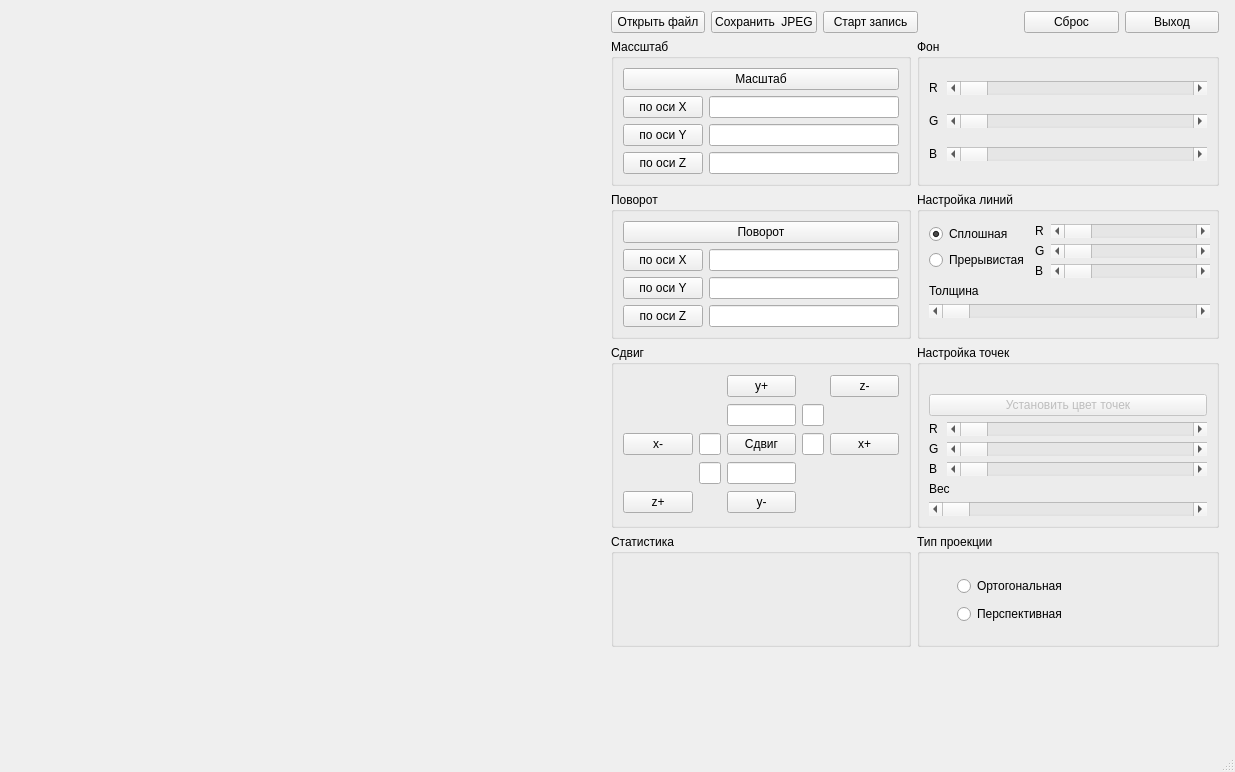
Old version of the form source_code/viewer.ui in the repository dandyelf/3dviewer1.0.
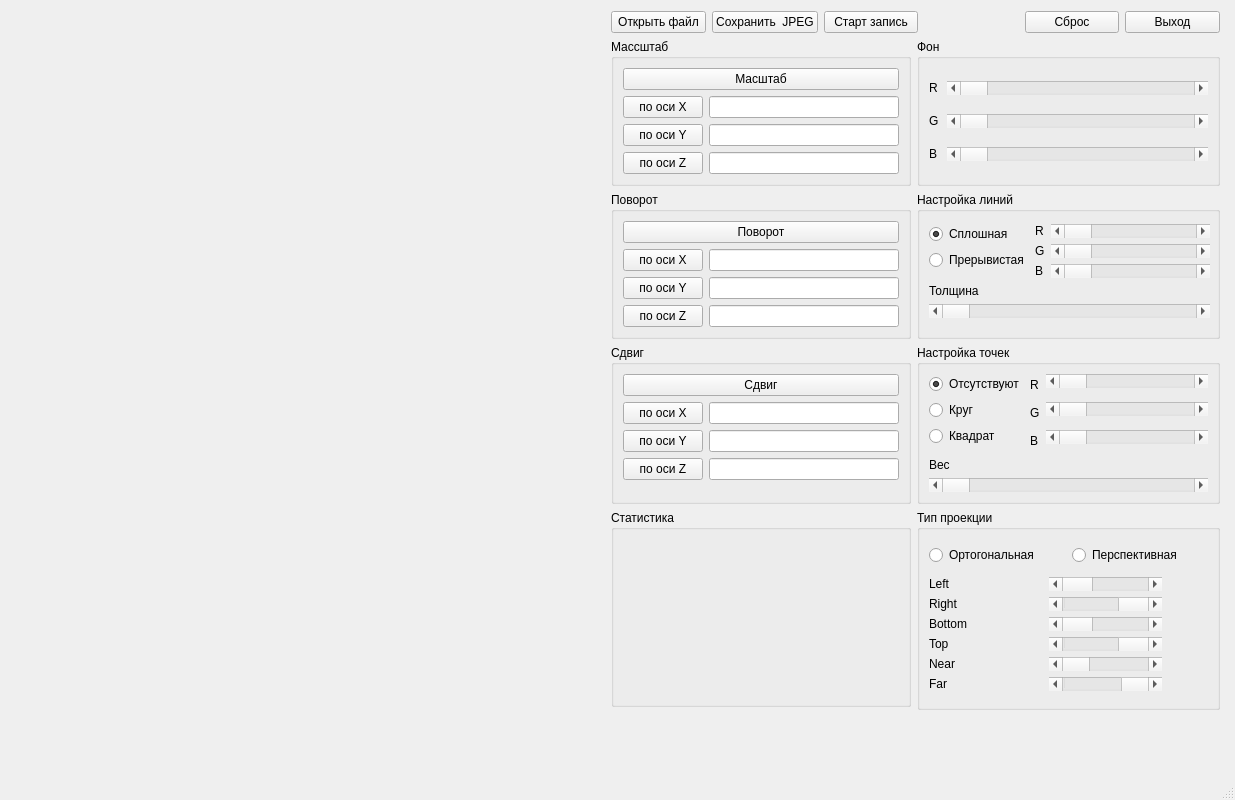
New version of the form. Custom widgets are drawn as their Qt base class.

The edit to the form file:
```diff
--- a/source_code/viewer.ui
+++ b/source_code/viewer.ui
@@ -7,13 +7,13 @@
     <x>0</x>
     <y>0</y>
     <width>1235</width>
-    <height>772</height>
+    <height>800</height>
    </rect>
   </property>
   <property name="maximumSize">
    <size>
     <width>1235</width>
-    <height>780</height>
+    <height>800</height>
    </size>
   </property>
   <property name="windowTitle">
@@ -53,8 +53,8 @@
      <rect>
       <x>611</x>
       <y>11</y>
-      <width>608</width>
-      <height>746</height>
+      <width>609</width>
+      <height>749</height>
      </rect>
     </property>
     <layout class="QFormLayout" name="formLayout_3">
@@ -301,6 +301,12 @@
      </item>
      <item row="3" column="0">
       <widget class="QGroupBox" name="groupBox_2">
+       <property name="minimumSize">
+        <size>
+         <width>300</width>
+         <height>0</height>
+        </size>
+       </property>
        <property name="maximumSize">
         <size>
          <width>300</width>
@@ -310,100 +316,44 @@
        <property name="title">
         <string>Сдвиг</string>
        </property>
-       <layout class="QGridLayout" name="gridLayout_2">
-        <item row="2" column="0">
-         <widget class="QPushButton" name="pushButton_7">
-          <property name="text">
-           <string>x-</string>
-          </property>
-         </widget>
-        </item>
-        <item row="2" column="4">
-         <widget class="QPushButton" name="pushButton_8">
-          <property name="text">
-           <string>x+</string>
-          </property>
-         </widget>
-        </item>
-        <item row="1" column="2">
-         <widget class="QLineEdit" name="lineEdit"/>
-        </item>
-        <item row="1" column="3">
-         <widget class="QLineEdit" name="lineEdit_Zneg"/>
-        </item>
-        <item row="0" column="4">
-         <widget class="QPushButton" name="pushButton_Zneg">
-          <property name="text">
-           <string>z-</string>
-          </property>
-         </widget>
-        </item>
-        <item row="4" column="2">
-         <widget class="QPushButton" name="pushButton_6">
-          <property name="text">
-           <string>y-</string>
-          </property>
-         </widget>
-        </item>
-        <item row="3" column="2">
-         <widget class="QLineEdit" name="lineEdit_2"/>
-        </item>
-        <item row="0" column="2">
-         <widget class="QPushButton" name="pushButton_5">
-          <property name="text">
-           <string>y+</string>
-          </property>
-         </widget>
+       <layout class="QFormLayout" name="formLayout_6">
+        <item row="1" column="1">
+         <widget class="QLineEdit" name="lineEdit_MoveX"/>
         </item>
         <item row="2" column="1">
-         <widget class="QLineEdit" name="lineEdit_3"/>
-        </item>
-        <item row="4" column="4">
-         <spacer name="horizontalSpacer_4">
-          <property name="orientation">
-           <enum>Qt::Horizontal</enum>
-          </property>
-          <property name="sizeHint" stdset="0">
-           <size>
-            <width>40</width>
-            <height>20</height>
-           </size>
-          </property>
-         </spacer>
-        </item>
-        <item row="2" column="3">
-         <widget class="QLineEdit" name="lineEdit_4"/>
+         <widget class="QLineEdit" name="lineEdit_MoveY"/>
         </item>
         <item row="3" column="1">
-         <widget class="QLineEdit" name="lineEdit_Zpos"/>
+         <widget class="QLineEdit" name="lineEdit_MoveZ"/>
         </item>
-        <item row="0" column="0">
-         <spacer name="horizontalSpacer">
-          <property name="orientation">
-           <enum>Qt::Horizontal</enum>
-          </property>
-          <property name="sizeHint" stdset="0">
-           <size>
-            <width>40</width>
-            <height>20</height>
-           </size>
-          </property>
-         </spacer>
-        </item>
-        <item row="4" column="0">
-         <widget class="QPushButton" name="pushButton_Zpos">
-          <property name="text">
-           <string>z+</string>
-          </property>
-         </widget>
-        </item>
-        <item row="2" column="2">
+        <item row="0" column="0" colspan="2">
          <widget class="QPushButton" name="pushButton_Move">
           <property name="text">
            <string>Сдвиг</string>
           </property>
          </widget>
         </item>
+        <item row="1" column="0">
+         <widget class="QPushButton" name="pushButton_MovX">
+          <property name="text">
+           <string>по оси X</string>
+          </property>
+         </widget>
+        </item>
+        <item row="2" column="0">
+         <widget class="QPushButton" name="pushButton_MovY">
+          <property name="text">
+           <string>по оси Y</string>
+          </property>
+         </widget>
+        </item>
+        <item row="3" column="0">
+         <widget class="QPushButton" name="pushButton_MovZ">
+          <property name="text">
+           <string>по оси Z</string>
+          </property>
+         </widget>
+        </item>
        </layout>
       </widget>
      </item>
@@ -412,59 +362,45 @@
        <property name="title">
         <string>Настройка точек</string>
        </property>
-       <layout class="QGridLayout" name="gridLayout_6">
-        <item row="3" column="0">
-         <layout class="QHBoxLayout" name="horizontalLayout_9">
+       <layout class="QFormLayout" name="formLayout_8">
+        <item row="0" column="0">
+         <layout class="QVBoxLayout" name="verticalLayout">
           <item>
-           <widget class="QLabel" name="label_16">
-            <property name="maximumSize">
-             <size>
-              <width>12</width>
-              <height>16777215</height>
-             </size>
+           <widget class="QRadioButton" name="radioButton_No">
+            <property name="text">
+             <string>Отсутствуют</string>
             </property>
+            <property name="checked">
+             <bool>true</bool>
+            </property>
+           </widget>
+          </item>
+          <item>
+           <widget class="QRadioButton" name="radioButton_Circle">
             <property name="text">
-             <string>G</string>
+             <string>Круг</string>
             </property>
            </widget>
           </item>
           <item>
-           <widget class="QScrollBar" name="horizontalScrollBar_10">
-            <property name="orientation">
-             <enum>Qt::Horizontal</enum>
+           <widget class="QRadioButton" name="radioButton_Square">
+            <property name="text">
+             <string>Квадрат</string>
             </property>
            </widget>
           </item>
          </layout>
         </item>
-        <item row="1" column="0">
-         <widget class="QPushButton" name="pushButton_11">
-          <property name="enabled">
-           <bool>false</bool>
-          </property>
-          <property name="text">
-           <string>Установить цвет точек</string>
-          </property>
-         </widget>
-        </item>
-        <item row="5" column="0">
-         <widget class="QLabel" name="label">
-          <property name="text">
-           <string>Вес</string>
-          </property>
-         </widget>
-        </item>
-        <item row="6" column="0">
-         <widget class="QScrollBar" name="horizontalScrollBar_8">
-          <property name="orientation">
-           <enum>Qt::Horizontal</enum>
-          </property>
-         </widget>
-        </item>
-        <item row="2" column="0">
-         <layout class="QHBoxLayout" name="horizontalLayout_8">
-          <item>
+        <item row="0" column="1">
+         <layout class="QFormLayout" name="formLayout_7">
+          <item row="0" column="0">
            <widget class="QLabel" name="label_15">
+            <property name="minimumSize">
+             <size>
+              <width>0</width>
+              <height>22</height>
+             </size>
+            </property>
             <property name="maximumSize">
              <size>
               <width>12</width>
@@ -476,19 +412,47 @@
             </property>
            </widget>
           </item>
-          <item>
+          <item row="0" column="1">
            <widget class="QScrollBar" name="horizontalScrollBar_9">
             <property name="orientation">
              <enum>Qt::Horizontal</enum>
             </property>
            </widget>
           </item>
-         </layout>
-        </item>
-        <item row="4" column="0">
-         <layout class="QHBoxLayout" name="horizontalLayout_10">
-          <item>
+          <item row="1" column="0">
+           <widget class="QLabel" name="label_16">
+            <property name="minimumSize">
+             <size>
+              <width>0</width>
+              <height>22</height>
+             </size>
+            </property>
+            <property name="maximumSize">
+             <size>
+              <width>12</width>
+              <height>16777215</height>
+             </size>
+            </property>
+            <property name="text">
+             <string>G</string>
+            </property>
+           </widget>
+          </item>
+          <item row="1" column="1">
+           <widget class="QScrollBar" name="horizontalScrollBar_10">
+            <property name="orientation">
+             <enum>Qt::Horizontal</enum>
+            </property>
+           </widget>
+          </item>
+          <item row="2" column="0">
            <widget class="QLabel" name="label_17">
+            <property name="minimumSize">
+             <size>
+              <width>0</width>
+              <height>22</height>
+             </size>
+            </property>
             <property name="maximumSize">
              <size>
               <width>12</width>
@@ -500,7 +464,7 @@
             </property>
            </widget>
           </item>
-          <item>
+          <item row="2" column="1">
            <widget class="QScrollBar" name="horizontalScrollBar_11">
             <property name="orientation">
              <enum>Qt::Horizontal</enum>
@@ -509,18 +473,23 @@
           </item>
          </layout>
         </item>
-        <item row="0" column="0">
-         <spacer name="horizontalSpacer_9">
-          <property name="orientation">
-           <enum>Qt::Horizontal</enum>
-          </property>
-          <property name="sizeHint" stdset="0">
-           <size>
-            <width>40</width>
-            <height>20</height>
-           </size>
-          </property>
-         </spacer>
+        <item row="1" column="0" colspan="2">
+         <layout class="QVBoxLayout" name="verticalLayout_2">
+          <item>
+           <widget class="QLabel" name="label">
+            <property name="text">
+             <string>Вес</string>
+            </property>
+           </widget>
+          </item>
+          <item>
+           <widget class="QScrollBar" name="horizontalScrollBar_8">
+            <property name="orientation">
+             <enum>Qt::Horizontal</enum>
+            </property>
+           </widget>
+          </item>
+         </layout>
         </item>
        </layout>
       </widget>
@@ -647,35 +616,270 @@
      </item>
      <item row="4" column="1">
       <widget class="QGroupBox" name="groupBox_8">
+       <property name="minimumSize">
+        <size>
+         <width>0</width>
+         <height>200</height>
+        </size>
+       </property>
        <property name="title">
         <string>Тип проекции</string>
        </property>
-       <widget class="QWidget" name="layoutWidget">
-        <property name="geometry">
-         <rect>
-          <x>40</x>
-          <y>40</y>
-          <width>137</width>
-          <height>54</height>
-         </rect>
-        </property>
-        <layout class="QVBoxLayout" name="verticalLayout_4">
-         <item>
-          <widget class="QRadioButton" name="radioButton_3">
-           <property name="text">
-            <string>Ортогональная</string>
-           </property>
-          </widget>
-         </item>
-         <item>
-          <widget class="QRadioButton" name="radioButton_4">
-           <property name="text">
-            <string>Перспективная</string>
-           </property>
-          </widget>
-         </item>
-        </layout>
-       </widget>
+       <layout class="QVBoxLayout" name="verticalLayout_4">
+        <item>
+         <layout class="QHBoxLayout" name="horizontalLayout">
+          <item>
+           <widget class="QRadioButton" name="radioButton_3">
+            <property name="text">
+             <string>Ортогональная</string>
+            </property>
+           </widget>
+          </item>
+          <item>
+           <widget class="QRadioButton" name="radioButton_4">
+            <property name="text">
+             <string>Перспективная</string>
+            </property>
+           </widget>
+          </item>
+         </layout>
+        </item>
+        <item>
+         <layout class="QGridLayout" name="gridLayout">
+          <item row="4" column="2">
+           <widget class="QLabel" name="label_vNear">
+            <property name="maximumSize">
+             <size>
+              <width>40</width>
+              <height>16777215</height>
+             </size>
+            </property>
+            <property name="text">
+             <string/>
+            </property>
+           </widget>
+          </item>
+          <item row="5" column="1">
+           <widget class="QScrollBar" name="horizontalScrollBar_far">
+            <property name="minimum">
+             <number>1</number>
+            </property>
+            <property name="maximum">
+             <number>50</number>
+            </property>
+            <property name="singleStep">
+             <number>5</number>
+            </property>
+            <property name="value">
+             <number>50</number>
+            </property>
+            <property name="orientation">
+             <enum>Qt::Horizontal</enum>
+            </property>
+           </widget>
+          </item>
+          <item row="5" column="0">
+           <widget class="QLabel" name="label_23">
+            <property name="text">
+             <string>Far</string>
+            </property>
+           </widget>
+          </item>
+          <item row="2" column="1">
+           <widget class="QScrollBar" name="horizontalScrollBar_bottom">
+            <property name="minimum">
+             <number>-20</number>
+            </property>
+            <property name="maximum">
+             <number>-1</number>
+            </property>
+            <property name="singleStep">
+             <number>5</number>
+            </property>
+            <property name="value">
+             <number>-20</number>
+            </property>
+            <property name="orientation">
+             <enum>Qt::Horizontal</enum>
+            </property>
+           </widget>
+          </item>
+          <item row="1" column="0">
+           <widget class="QLabel" name="label_19">
+            <property name="text">
+             <string>Right</string>
+            </property>
+           </widget>
+          </item>
+          <item row="0" column="0">
+           <widget class="QLabel" name="label_18">
+            <property name="text">
+             <string>Left</string>
+            </property>
+           </widget>
+          </item>
+          <item row="1" column="2">
+           <widget class="QLabel" name="label_vRight">
+            <property name="maximumSize">
+             <size>
+              <width>40</width>
+              <height>16777215</height>
+             </size>
+            </property>
+            <property name="text">
+             <string/>
+            </property>
+           </widget>
+          </item>
+          <item row="3" column="2">
+           <widget class="QLabel" name="label_vTop">
+            <property name="maximumSize">
+             <size>
+              <width>40</width>
+              <height>16777215</height>
+             </size>
+            </property>
+            <property name="text">
+             <string/>
+            </property>
+           </widget>
+          </item>
+          <item row="0" column="2">
+           <widget class="QLabel" name="label_vLeft">
+            <property name="maximumSize">
+             <size>
+              <width>40</width>
+              <height>16777215</height>
+             </size>
+            </property>
+            <property name="text">
+             <string/>
+            </property>
+           </widget>
+          </item>
+          <item row="2" column="2">
+           <widget class="QLabel" name="label_vBottom">
+            <property name="maximumSize">
+             <size>
+              <width>40</width>
+              <height>16777215</height>
+             </size>
+            </property>
+            <property name="text">
+             <string/>
+            </property>
+           </widget>
+          </item>
+          <item row="4" column="0">
+           <widget class="QLabel" name="label_22">
+            <property name="text">
+             <string>Near</string>
+            </property>
+           </widget>
+          </item>
+          <item row="5" column="2">
+           <widget class="QLabel" name="label_vFar">
+            <property name="maximumSize">
+             <size>
+              <width>40</width>
+              <height>16777215</height>
+             </size>
+            </property>
+            <property name="text">
+             <string/>
+            </property>
+           </widget>
+          </item>
+          <item row="0" column="1">
+           <widget class="QScrollBar" name="horizontalScrollBar_left">
+            <property name="minimum">
+             <number>-20</number>
+            </property>
+            <property name="maximum">
+             <number>-1</number>
+            </property>
+            <property name="singleStep">
+             <number>5</number>
+            </property>
+            <property name="value">
+             <number>-20</number>
+            </property>
+            <property name="orientation">
+             <enum>Qt::Horizontal</enum>
+            </property>
+           </widget>
+          </item>
+          <item row="3" column="0">
+           <widget class="QLabel" name="label_21">
+            <property name="text">
+             <string>Top</string>
+            </property>
+           </widget>
+          </item>
+          <item row="4" column="1">
+           <widget class="QScrollBar" name="horizontalScrollBar_near">
+            <property name="minimum">
+             <number>1</number>
+            </property>
+            <property name="maximum">
+             <number>50</number>
+            </property>
+            <property name="singleStep">
+             <number>5</number>
+            </property>
+            <property name="orientation">
+             <enum>Qt::Horizontal</enum>
+            </property>
+           </widget>
+          </item>
+          <item row="1" column="1">
+           <widget class="QScrollBar" name="horizontalScrollBar_right">
+            <property name="minimum">
+             <number>1</number>
+            </property>
+            <property name="maximum">
+             <number>20</number>
+            </property>
+            <property name="singleStep">
+             <number>5</number>
+            </property>
+            <property name="value">
+             <number>20</number>
+            </property>
+            <property name="orientation">
+             <enum>Qt::Horizontal</enum>
+            </property>
+           </widget>
+          </item>
+          <item row="2" column="0">
+           <widget class="QLabel" name="label_20">
+            <property name="text">
+             <string>Bottom</string>
+            </property>
+           </widget>
+          </item>
+          <item row="3" column="1">
+           <widget class="QScrollBar" name="horizontalScrollBar_top">
+            <property name="minimum">
+             <number>1</number>
+            </property>
+            <property name="maximum">
+             <number>20</number>
+            </property>
+            <property name="singleStep">
+             <number>5</number>
+            </property>
+            <property name="value">
+             <number>20</number>
+            </property>
+            <property name="orientation">
+             <enum>Qt::Horizontal</enum>
+            </property>
+           </widget>
+          </item>
+         </layout>
+        </item>
+       </layout>
       </widget>
      </item>
      <item row="2" column="1">
@@ -689,7 +893,7 @@
        <property name="title">
         <string>Настройка линий</string>
        </property>
-       <widget class="QWidget" name="">
+       <widget class="QWidget" name="layoutWidget">
         <property name="geometry">
          <rect>
           <x>12</x>
```
Left out of the diff: 3 changed lines with no effect on the pictures.
